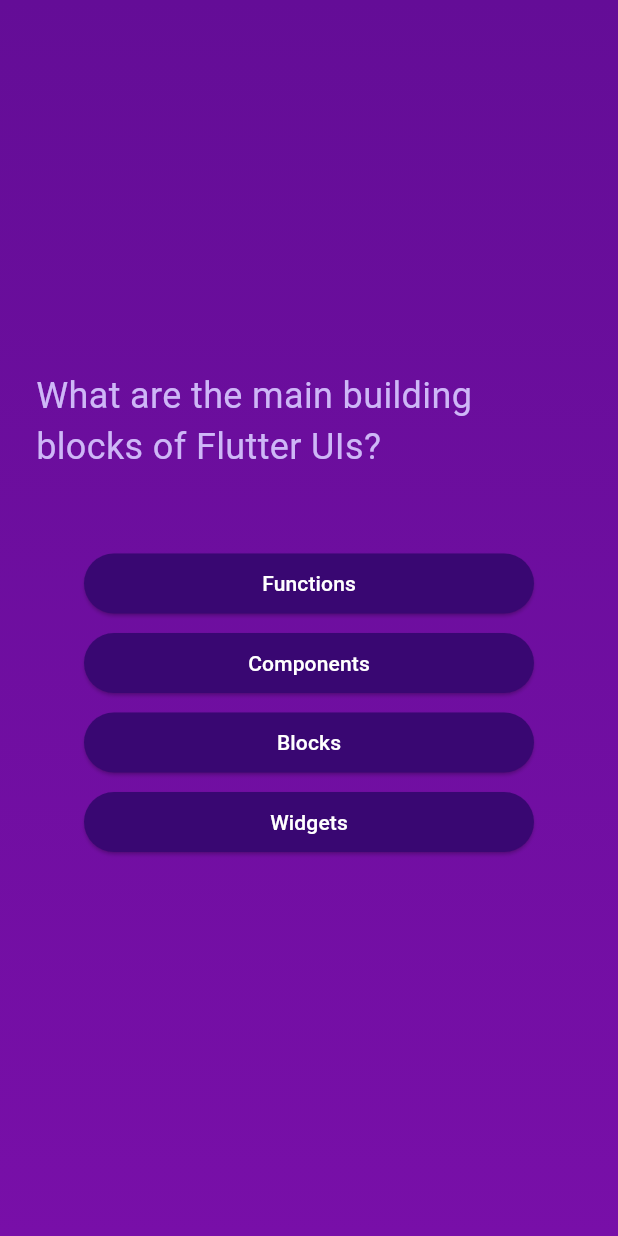
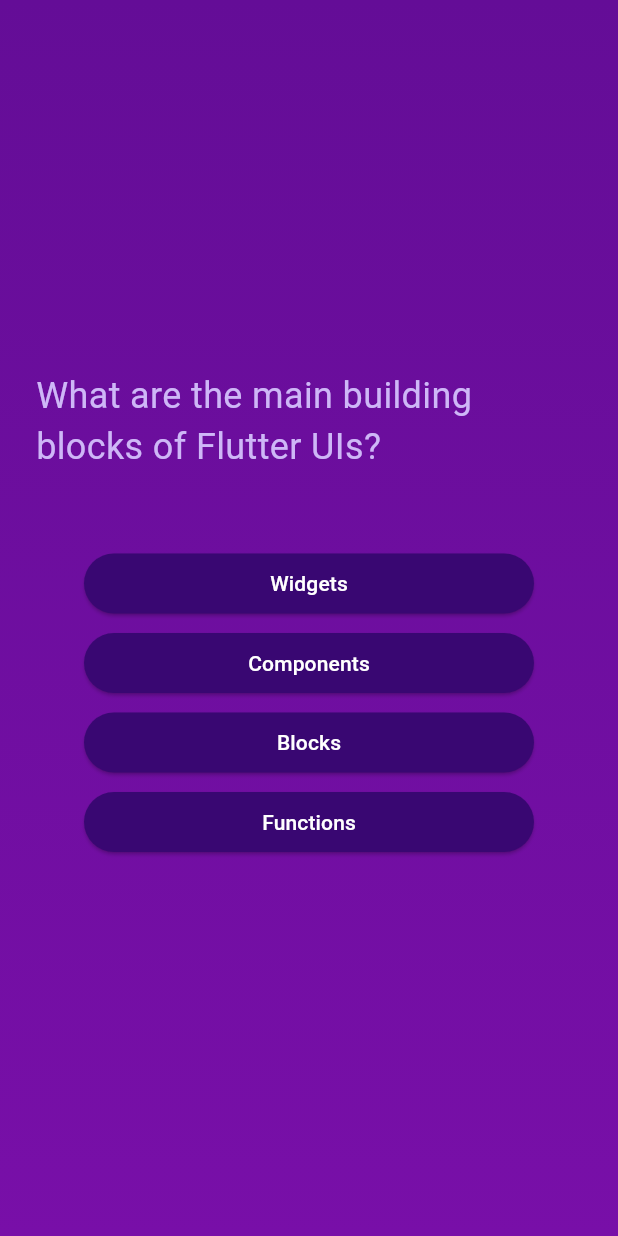
Before and after one commit to ziadabdelaziz/Learning-Flutter, a Flutter app: the screen it shows after launch, after a tap on "Start Quiz", on a phone screen of 412 x 824 dp. Run offline on Flutter 3.47's test engine with Material 3 defaults, Android fonts, the phone set to English and light mode, and no system bars.

```diff
--- a/quiz/lib/app.dart
+++ b/quiz/lib/app.dart
@@ -1,4 +1,5 @@
 import 'package:flutter/material.dart';
+import 'package:quiz/data/questions.dart';
 import 'package:quiz/screens/questions_screen.dart';
 import 'package:quiz/screens/start_screen.dart';
 
@@ -20,7 +21,10 @@ class _MyAppState extends State<MyApp> {
 
   switchScreen() {
     setState(() {
-      activeScreen = const QuestionsScreen();
+      activeScreen = QuestionsScreen(
+        text: questions[0].text,
+        answers: questions[0].answers,
+      );
     });
   }
 
--- /dev/null
+++ b/quiz/lib/data/questions.dart
@@ -0,0 +1,55 @@
+import 'package:quiz/models/quiz_question.dart';
+
+const questions = [
+  QuizQuestion(
+    'What are the main building blocks of Flutter UIs?',
+    [
+      'Widgets',
+      'Components',
+      'Blocks',
+      'Functions',
+    ],
+  ),
+  QuizQuestion('How are Flutter UIs built?', [
+    'By combining widgets in code',
+    'By combining widgets in a visual editor',
+    'By defining widgets in config files',
+    'By using XCode for iOS and Android Studio for Android',
+  ]),
+  QuizQuestion(
+    'What\'s the purpose of a StatefulWidget?',
+    [
+      'Update UI as data changes',
+      'Update data as UI changes',
+      'Ignore data changes',
+      'Render UI that does not depend on data',
+    ],
+  ),
+  QuizQuestion(
+    'Which widget should you try to use more often: StatelessWidget or StatefulWidget?',
+    [
+      'StatelessWidget',
+      'StatefulWidget',
+      'Both are equally good',
+      'None of the above',
+    ],
+  ),
+  QuizQuestion(
+    'What happens if you change data in a StatelessWidget?',
+    [
+      'The UI is not updated',
+      'The UI is updated',
+      'The closest StatefulWidget is updated',
+      'Any nested StatefulWidgets are updated',
+    ],
+  ),
+  QuizQuestion(
+    'How should you update data inside of StatefulWidgets?',
+    [
+      'By calling setState()',
+      'By calling updateData()',
+      'By calling updateUI()',
+      'By calling updateState()',
+    ],
+  ),
+];
--- /dev/null
+++ b/quiz/lib/models/quiz_question.dart
@@ -0,0 +1,6 @@
+class QuizQuestion {
+  const QuizQuestion(this.text, this.answers);
+
+  final String text;
+  final List<String> answers;
+}
--- a/quiz/lib/screens/questions_screen.dart
+++ b/quiz/lib/screens/questions_screen.dart
@@ -2,28 +2,30 @@ import 'package:flutter/material.dart';
 import 'package:quiz/widgets/choice_button.dart';
 
 class QuestionsScreen extends StatelessWidget {
-  const QuestionsScreen({super.key});
+  QuestionsScreen({required this.text, required this.answers, super.key});
 
+  final String text;
+  final List<String> answers;
   @override
   Widget build(context) {
-    return const Center(
+    return Center(
       child: Padding(
-        padding: EdgeInsets.symmetric(horizontal: 24),
+        padding: const EdgeInsets.symmetric(horizontal: 24),
         child: Column(
           mainAxisSize: MainAxisSize.min,
           children: [
             Text(
-              'What are the main building blocks of Flutter UIs?',
-              style: TextStyle(
+              text,
+              style: const TextStyle(
                 color: Color.fromARGB(255, 206, 183, 247),
                 fontSize: 24,
               ),
             ),
-            SizedBox(height: 50),
-            ChoiceButton(choice: 'Functions'),
-            ChoiceButton(choice: 'Components'),
-            ChoiceButton(choice: 'Blocks'),
-            ChoiceButton(choice: 'Widgets'),
+            const SizedBox(height: 50),
+            ChoiceButton(choice: answers[0]),
+            ChoiceButton(choice: answers[1]),
+            ChoiceButton(choice: answers[2]),
+            ChoiceButton(choice: answers[3]),
           ],
         ),
       ),
```
Also changed, not shown: 1 other file.
